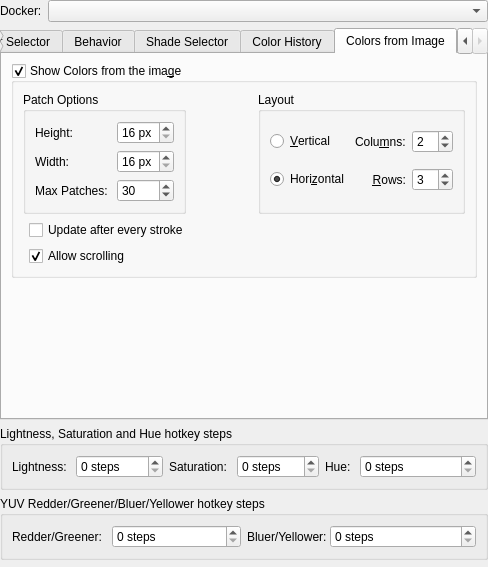
KDE/krita, file plugins/dockers/advancedcolorselector/wdg_color_selector_settings.ui: the form before one commit.
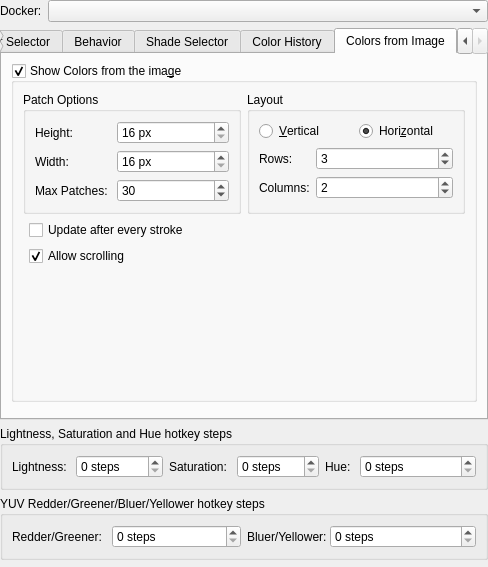
The form after the commit. The open tabs and pages were chosen to show the change. Custom widgets are drawn as their Qt base class.

Commit message:
Color Selector Settings: migrate the Colors from Image tab widgets
Form layout + automatically divided halves for the group boxes.

Part-of: <https://invent.kde.org/graphics/krita/-/merge_requests/1744>

```diff
--- a/plugins/dockers/advancedcolorselector/wdg_color_selector_settings.ui
+++ b/plugins/dockers/advancedcolorselector/wdg_color_selector_settings.ui
@@ -936,30 +936,29 @@
           <bool>true</bool>
          </property>
          <layout class="QFormLayout" name="formLayout">
-          <item row="1" column="1">
-           <widget class="QCheckBox" name="commonColorsAutoUpdate">
-            <property name="toolTip">
-             <string>this can be slow on big images</string>
-            </property>
-            <property name="text">
-             <string>Update after every stroke</string>
-            </property>
-           </widget>
-          </item>
-          <item row="2" column="1">
-           <widget class="QCheckBox" name="commonColorsAllowScrolling">
-            <property name="text">
-             <string>Allow scrolling</string>
-            </property>
-            <property name="checked">
-             <bool>true</bool>
-            </property>
-           </widget>
-          </item>
           <item row="0" column="0" colspan="2">
+           <widget class="QWidget" name="widget_11" native="true">
            <layout class="QHBoxLayout" name="horizontalLayout_8">
+             <property name="leftMargin">
+              <number>0</number>
+             </property>
+             <property name="topMargin">
+              <number>0</number>
+             </property>
+             <property name="rightMargin">
+              <number>0</number>
+             </property>
+             <property name="bottomMargin">
+              <number>0</number>
+             </property>
             <item>
              <widget class="QGroupBox" name="groupBox_3">
+               <property name="sizePolicy">
+                <sizepolicy hsizetype="MinimumExpanding" vsizetype="Preferred">
+                 <horstretch>0</horstretch>
+                 <verstretch>0</verstretch>
+                </sizepolicy>
+               </property>
               <property name="title">
                <string>Patch Options</string>
               </property>
@@ -969,9 +968,6 @@
                  <property name="text">
                   <string>Height:</string>
                  </property>
-                 <property name="alignment">
-                  <set>Qt::AlignRight|Qt::AlignTrailing|Qt::AlignVCenter</set>
-                 </property>
                 </widget>
                </item>
                <item row="0" column="1">
@@ -992,9 +988,6 @@
                  <property name="text">
                   <string>Width:</string>
                  </property>
-                 <property name="alignment">
-                  <set>Qt::AlignRight|Qt::AlignTrailing|Qt::AlignVCenter</set>
-                 </property>
                 </widget>
                </item>
                <item row="1" column="1">
@@ -1012,9 +1005,6 @@
                  <property name="text">
                   <string>Max Patches: </string>
                  </property>
-                 <property name="alignment">
-                  <set>Qt::AlignRight|Qt::AlignTrailing|Qt::AlignVCenter</set>
-                 </property>
                 </widget>
                </item>
                <item row="2" column="1">
@@ -1030,69 +1020,61 @@
               </layout>
              </widget>
             </item>
-            <item>
-             <spacer name="horizontalSpacer_7">
-              <property name="orientation">
-               <enum>Qt::Horizontal</enum>
-              </property>
-              <property name="sizeHint" stdset="0">
-               <size>
-                <width>40</width>
-                <height>20</height>
-               </size>
-              </property>
-             </spacer>
-            </item>
             <item>
              <widget class="QGroupBox" name="groupBox_4">
+               <property name="sizePolicy">
+                <sizepolicy hsizetype="MinimumExpanding" vsizetype="Preferred">
+                 <horstretch>0</horstretch>
+                 <verstretch>0</verstretch>
+                </sizepolicy>
+               </property>
               <property name="title">
                <string>Layout</string>
               </property>
-              <layout class="QGridLayout" name="gridLayout_2">
-               <item row="0" column="2">
-                <widget class="KisIntParseSpinBox" name="commonColorsNumCols">
-                 <property name="minimum">
-                  <number>1</number>
-                 </property>
-                 <property name="maximum">
-                  <number>20</number>
-                 </property>
-                 <property name="value">
-                  <number>2</number>
-                 </property>
-                </widget>
-               </item>
-               <item row="0" column="0">
+               <layout class="QFormLayout" name="formLayout_10">
+                <item row="0" column="0" colspan="2">
+                 <widget class="QWidget" name="widget_2" native="true">
+                  <layout class="QHBoxLayout" name="horizontalLayout_12">
+                   <property name="leftMargin">
+                    <number>0</number>
+                   </property>
+                   <property name="topMargin">
+                    <number>0</number>
+                   </property>
+                   <property name="rightMargin">
+                    <number>0</number>
+                   </property>
+                   <property name="bottomMargin">
+                    <number>0</number>
+                   </property>
+                   <item>
                 <widget class="QRadioButton" name="commonColorsAlignVertical">
                  <property name="text">
                   <string>&amp;Vertical</string>
                  </property>
                 </widget>
                </item>
-               <item row="1" column="1">
+                   <item>
+                    <widget class="QRadioButton" name="commonColorsAlignHorizontal">
+                     <property name="text">
+                      <string>Hori&amp;zontal</string>
+                     </property>
+                     <property name="checked">
+                      <bool>true</bool>
+                     </property>
+                    </widget>
+                   </item>
+                  </layout>
+                 </widget>
+                </item>
+                <item row="1" column="0">
                 <widget class="QLabel" name="lbl_commonColorsNumRows">
                  <property name="text">
-                  <string>&amp;Rows:</string>
-                 </property>
-                 <property name="alignment">
-                  <set>Qt::AlignRight|Qt::AlignTrailing|Qt::AlignVCenter</set>
-                 </property>
-                 <property name="buddy">
-                  <cstring>commonColorsNumRows</cstring>
-                 </property>
-                </widget>
-               </item>
-               <item row="0" column="1">
-                <widget class="QLabel" name="lbl_commonColorsNumCols">
-                 <property name="text">
-                  <string>Colu&amp;mns:</string>
-                 </property>
-                 <property name="buddy">
-                  <cstring>commonColorsNumCols</cstring>
-                 </property>
-                </widget>
-               </item>
-               <item row="1" column="2">
+                   <string>Rows:</string>
+                  </property>
+                 </widget>
+                </item>
+                <item row="1" column="1">
                 <widget class="KisIntParseSpinBox" name="commonColorsNumRows">
                  <property name="minimum">
                   <number>1</number>
@@ -1105,20 +1087,51 @@
                  </property>
                 </widget>
                </item>
-               <item row="1" column="0">
-                <widget class="QRadioButton" name="commonColorsAlignHorizontal">
+                <item row="2" column="0">
+                 <widget class="QLabel" name="lbl_commonColorsNumCols">
                  <property name="text">
-                  <string>Hori&amp;zontal</string>
+                   <string>Columns:</string>
+                  </property>
+                 </widget>
+                </item>
+                <item row="2" column="1">
+                 <widget class="KisIntParseSpinBox" name="commonColorsNumCols">
+                  <property name="minimum">
+                   <number>1</number>
+                  </property>
+                  <property name="maximum">
+                   <number>20</number>
+                  </property>
+                  <property name="value">
+                   <number>2</number>
+                  </property>
+                 </widget>
+                </item>
+               </layout>
+              </widget>
+             </item>
+            </layout>
+           </widget>
+          </item>
+          <item row="2" column="1">
+           <widget class="QCheckBox" name="commonColorsAllowScrolling">
+            <property name="text">
+             <string>Allow scrolling</string>
                  </property>
                  <property name="checked">
                   <bool>true</bool>
                  </property>
                 </widget>
                </item>
-              </layout>
-             </widget>
-            </item>
-           </layout>
+          <item row="1" column="1">
+           <widget class="QCheckBox" name="commonColorsAutoUpdate">
+            <property name="toolTip">
+             <string>this can be slow on big images</string>
+            </property>
+            <property name="text">
+             <string>Update after every stroke</string>
+            </property>
+           </widget>
           </item>
          </layout>
         </widget>
@@ -1128,15 +1141,6 @@
          <property name="orientation">
           <enum>Qt::Vertical</enum>
          </property>
-         <property name="sizeType">
-          <enum>QSizePolicy::MinimumExpanding</enum>
-         </property>
-         <property name="sizeHint" stdset="0">
-          <size>
-           <width>20</width>
-           <height>10</height>
-          </size>
-         </property>
         </spacer>
        </item>
       </layout>
```
Lines whose indentation alone changed are shown as unchanged.
